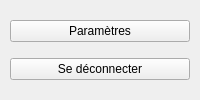
This is src/gui/menu/UserMenuWidget.ui in Lahaxe/cams-old as Qt 5 draws it before an edit. The edited form follows.
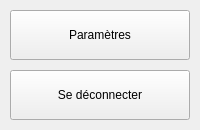
This is the edited form.

Commit message: Création du sous menu utilisateur et déconnection

Patch:
```diff
--- a/src/gui/menu/UserMenuWidget.ui
+++ b/src/gui/menu/UserMenuWidget.ui
@@ -2,10 +2,25 @@
 <ui version="4.0">
  <class>UserMenuWidget</class>
  <widget class="QWidget" name="UserMenuWidget">
-  <property name="windowTitle">
-   <string>Form</string>
-  </property>
-  <layout class="QVBoxLayout" name="verticalLayout">
+  <layout class="QGridLayout" name="gridLayout_2">
+   <property name="leftMargin">
+    <number>0</number>
+   </property>
+   <property name="topMargin">
+    <number>0</number>
+   </property>
+   <property name="rightMargin">
+    <number>0</number>
+   </property>
+   <property name="bottomMargin">
+    <number>0</number>
+   </property>
+   <property name="spacing">
+    <number>0</number>
+   </property>
+   <item row="0" column="0">
+    <widget class="QWidget" name="widget" native="true">
+     <layout class="QGridLayout" name="gridLayout">
    <property name="leftMargin">
     <number>10</number>
    </property>
@@ -18,18 +33,36 @@
    <property name="bottomMargin">
     <number>10</number>
    </property>
-   <item>
+      <property name="spacing">
+       <number>10</number>
+      </property>
+      <item row="0" column="0">
     <widget class="QPushButton" name="settingsButton">
+        <property name="minimumSize">
+         <size>
+          <width>0</width>
+          <height>50</height>
+         </size>
+        </property>
      <property name="text">
       <string>Paramètres</string>
      </property>
     </widget>
    </item>
-   <item>
+      <item row="1" column="0">
     <widget class="QPushButton" name="disconnectButton">
+        <property name="minimumSize">
+         <size>
+          <width>0</width>
+          <height>50</height>
+         </size>
+        </property>
      <property name="text">
       <string>Se déconnecter</string>
      </property>
+       </widget>
+      </item>
+     </layout>
     </widget>
    </item>
   </layout>
```
Lines whose indentation alone changed are shown as unchanged. The commit also changes 19 other files.
